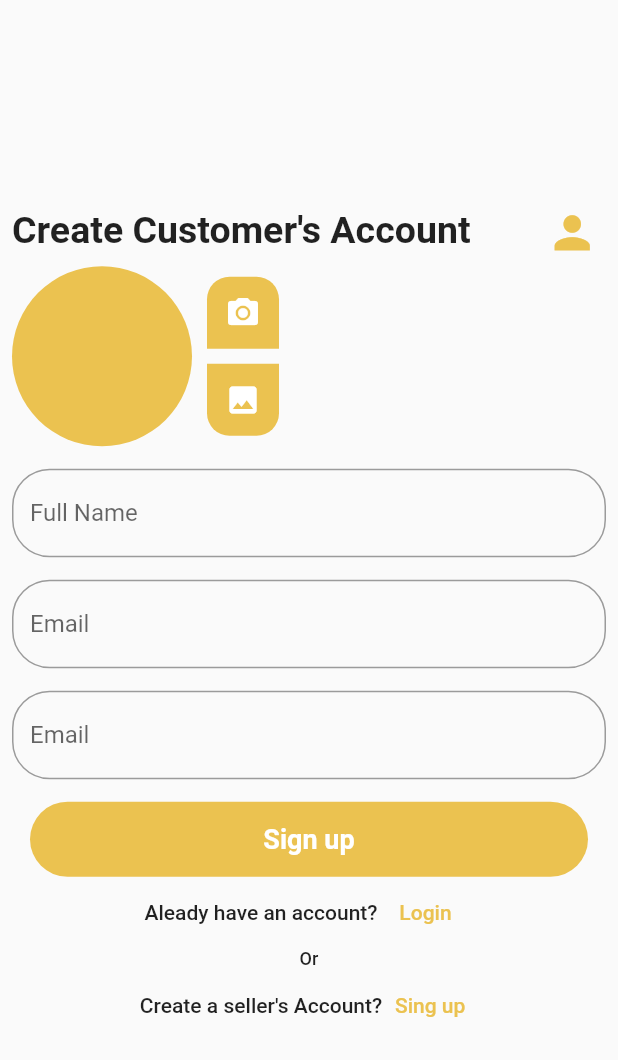
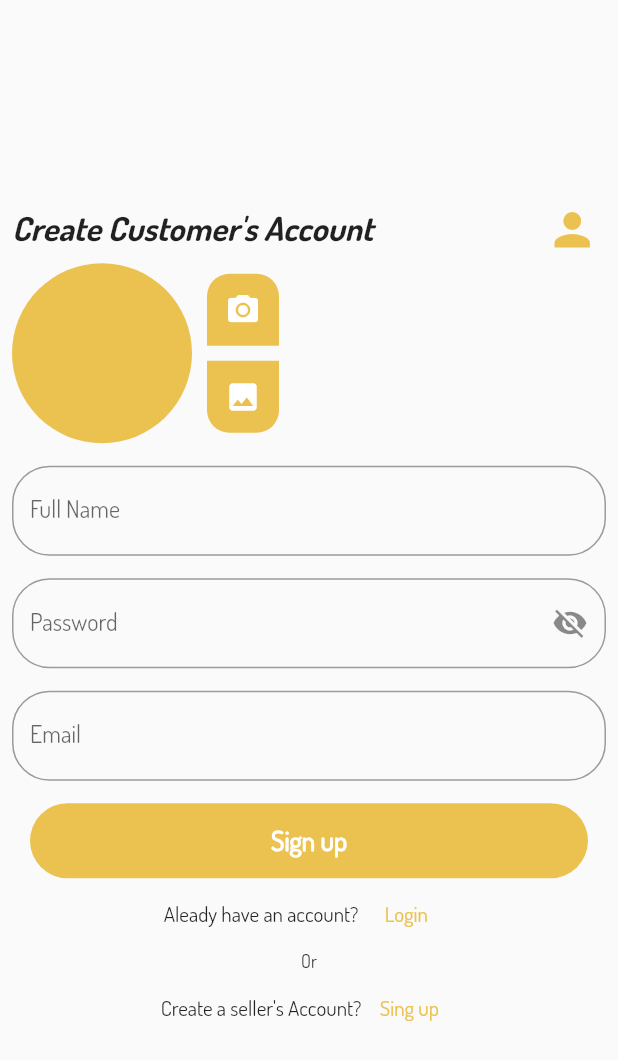
Before and after one commit to Hou-Yooni/yooni-flutter-frist, a Flutter app: the screen it shows after launch, after a tap on the "camera alt" icon, on a phone screen of 412 x 824 dp. Shown: the top 1060 px of the screen. Run offline on Flutter 3.47's test engine with Material 2 defaults, Android fonts, the phone set to English and light mode, and no system bars; our stand-ins replace cloud_firestore, firebase_auth, firebase_core, image_picker; accounts and stored records are empty.

```diff
--- /dev/null
+++ b/lib/controllers/auth_controllers.dart
@@ -0,0 +1,45 @@
+// ignore_for_file: avoid_print, no_leading_underscores_for_local_identifiers, unused_local_variable
+
+import 'package:cloud_firestore/cloud_firestore.dart';
+import 'package:firebase_auth/firebase_auth.dart';
+import 'package:image_picker/image_picker.dart';
+
+class AuthController {
+  final FirebaseAuth _auth = FirebaseAuth.instance;
+  final FirebaseFirestore _firestore = FirebaseFirestore.instance;
+
+  //FUNCTION TO PICK IMAGE FROM GALLERY OR CAMERA
+  pickImage(ImageSource source) async{
+    final ImagePicker _imagePicker = ImagePicker();
+
+    XFile? _file = await _imagePicker.pickImage(source: source); //source指的是相機或是相簿
+    if(_file != null){
+      return _file.readAsBytes();
+    } else {
+      print('No Image Selected');
+    }
+  }
+
+  Future<String> signUpUsers(String fullName, String email, String password) async{
+    String res = 'some error occured';
+    try {
+      if(fullName.isNotEmpty && email.isNotEmpty && password.isNotEmpty){
+        UserCredential cred = await _auth.createUserWithEmailAndPassword(
+          email: email, password: password);
+
+          await _firestore.collection('users').doc(cred.user?.uid).set({
+            'fullName': fullName,
+            'email': email,
+          });
+        res = 'success';
+        print('success');
+      } else {
+        res = 'Please fields must not be empty';
+        print('Please fields must not be empty');
+      }
+    } catch (e) {
+      res = e.toString();
+    }
+    return res;
+  }
+}
--- a/lib/main.dart
+++ b/lib/main.dart
@@ -1,7 +1,11 @@
+import 'package:firebase_core/firebase_core.dart';
 import 'package:flutter/material.dart';
 import 'package:flutter_project/views/auth/landing_customer_screen.dart';
 
-void main() {
+void main() async{
+  WidgetsFlutterBinding.ensureInitialized(); //如果 Flutter 需要在調用 runApp 之前調用原生代碼都 需要加上這一行。
+  // ignore: avoid_print
+  await Firebase.initializeApp().then((value) => print('Firebase initialized'));
   runApp(const MyApp());
 }
 
@@ -16,6 +20,7 @@ class MyApp extends StatelessWidget {
         title: 'Flutter Demo',
         theme: ThemeData(
           primarySwatch: Colors.blue,
+          fontFamily: 'Dosis-Regular'
         ),
         home: LandingCustomerScreen());
   }
--- a/lib/views/auth/landing_customer_screen.dart
+++ b/lib/views/auth/landing_customer_screen.dart
@@ -1,13 +1,65 @@
+// ignore_for_file: avoid_print, use_build_context_synchronously, unused_field
+
+import 'dart:typed_data';
+
 import 'package:flutter/material.dart';
+import 'package:image_picker/image_picker.dart';
+
+import '../../controllers/auth_controllers.dart';
+import '../../controllers/snack_bar_controllers.dart';
 
 // ignore: use_key_in_widget_constructors
-class LandingCustomerScreen extends StatelessWidget {
+class LandingCustomerScreen extends StatefulWidget {
+  @override
+  State<LandingCustomerScreen> createState() => _LandingCustomerScreenState();
+}
+
+class _LandingCustomerScreenState extends State<LandingCustomerScreen> {
+  final AuthController _authController = AuthController();
+  final TextEditingController _fullNameController = TextEditingController();
+  final TextEditingController _passwordController = TextEditingController();
+  final TextEditingController _emailController = TextEditingController();
+  bool passwordVisible = true;
+  bool isLoading = false;
+  Uint8List? _image;
+
+  pickImageFromGallery() async{
+    Uint8List im = await _authController.pickImage(ImageSource.gallery);  //用於從 Uint8List 獲取圖片
+    setState(() {
+      _image = im;
+    });
+  }
+
+  pickImageFromCamera() async{
+    Uint8List im = await _authController.pickImage(ImageSource.camera);  //用於從 Uint8List 獲取圖片
+    setState(() {
+      _image = im;
+    });
+  }
+
+  signUp() async{
+    setState(() {
+      isLoading = true;
+    });
+    String res = await _authController.signUpUsers(_fullNameController.text, _emailController.text, _passwordController.text);
+    setState(() {
+      isLoading = false;
+    });
+    if(res != 'success'){
+      return snackBar(res, context);
+    } else {
+      print('You have navigated to the Home Screen');
+    }
+  }
+
   @override
   Widget build(BuildContext context) {
     return Scaffold(
-        resizeToAvoidBottomInset: false,
+        // resizeToAvoidBottomInset: false,
         body: Padding(
           padding: const EdgeInsets.all(8.0),
+          child: Center(
+            child: SingleChildScrollView(
               child: Column(
                 mainAxisAlignment: MainAxisAlignment.center,
                 children: [
@@ -16,7 +68,7 @@ class LandingCustomerScreen extends StatelessWidget {
                     children: [
                       const Text(
                         "Create Customer's Account",
-                    style: TextStyle(fontSize: 25, fontWeight: FontWeight.bold),
+                        style: TextStyle(fontSize: 22, fontWeight: FontWeight.bold, fontFamily: 'Dosis-Bold', fontStyle: FontStyle.italic ),
                       ),
                       IconButton(
                         onPressed: () {},
@@ -30,7 +82,11 @@ class LandingCustomerScreen extends StatelessWidget {
                   ),
                   Row(
                     children: [
-                  const CircleAvatar(
+                      _image != null ? CircleAvatar(
+                        radius: 60,
+                        backgroundColor: const Color.fromARGB(255, 235, 194, 80),
+                        backgroundImage: MemoryImage(_image!),
+                      ) : const CircleAvatar(
                         radius: 60,
                         backgroundColor: Color.fromARGB(255, 235, 194, 80),
                       ),
@@ -47,7 +103,9 @@ class LandingCustomerScreen extends StatelessWidget {
                                   topRight: Radius.circular(15)),
                             ),
                             child: IconButton(
-                          onPressed: () {},
+                              onPressed: () {
+                                pickImageFromCamera();
+                              },
                               icon: const Icon(
                                 Icons.camera_alt,
                                 color: Colors.white,
@@ -65,7 +123,9 @@ class LandingCustomerScreen extends StatelessWidget {
                                   bottomRight: Radius.circular(15)),
                             ),
                             child: IconButton(
-                          onPressed: () {},
+                              onPressed: () {
+                                pickImageFromGallery();
+                              },
                               icon: const Icon(
                                 Icons.photo,
                                 color: Colors.white,
@@ -82,6 +142,7 @@ class LandingCustomerScreen extends StatelessWidget {
                   Column(
                     children: [
                       TextFormField(
+                        controller: _fullNameController,
                         decoration: InputDecoration(
                           labelText: 'Full Name',
                           hintText: 'Enter your full name',
@@ -94,9 +155,23 @@ class LandingCustomerScreen extends StatelessWidget {
                         height: 15,
                       ),
                       TextFormField(
+                        controller: _passwordController,
+                        obscureText: passwordVisible,
                         decoration: InputDecoration(
-                      labelText: 'Email',
-                      hintText: 'Enter your Email',
+                          suffixIcon: IconButton(
+                            onPressed: () {
+                              setState(() {
+                                passwordVisible = !passwordVisible;
+                              });
+                            },
+                            icon: passwordVisible ? const Icon(
+                              Icons.visibility_off,
+                            ) : const Icon(
+                              Icons.visibility,
+                            ),
+                          ),
+                          labelText: 'Password',
+                          hintText: 'Enter your Password',
                           border: OutlineInputBorder(
                             borderRadius: BorderRadius.circular(25),
                           ),
@@ -106,6 +181,7 @@ class LandingCustomerScreen extends StatelessWidget {
                         height: 15,
                       ),
                       TextFormField(
+                        controller: _emailController,
                         decoration: InputDecoration(
                           labelText: 'Email',
                           hintText: 'Enter your Email',
@@ -118,20 +194,25 @@ class LandingCustomerScreen extends StatelessWidget {
                         height: 15,
                       ),
                       // ignore: sized_box_for_whitespace
-                  Container(
+                      GestureDetector(
+                        onTap: () {
+                          signUp();
+                        },
+                        child: Container(
                           width: MediaQuery.of(context).size.width - 40,
                           height: 50,
                           decoration: BoxDecoration(
                             color: const Color.fromARGB(255, 235, 194, 80),
                             borderRadius: BorderRadius.circular(25),
                           ),
-                    child: const Center(
-                      child: Text(
+                          child: Center(
+                            child: isLoading ? const CircularProgressIndicator(color: Colors.white) : const Text(
                               'Sign up',
                               style: TextStyle(
                                 color: Colors.white,
                                 fontSize: 18,
                                 fontWeight: FontWeight.bold,
+                              ),
                             ),
                           ),
                         ),
@@ -182,6 +263,8 @@ class LandingCustomerScreen extends StatelessWidget {
                   )
                 ],
               ),
+            ),
+          ),
         ));
   }
 }
```
Also changed, not shown: lib/controllers/snack_bar_controllers.dart (added, +15 -0 lines), pubspec.yaml (+15 -11 lines), assets/fonts/Dosis-Bold.ttf (added), assets/fonts/Dosis-Medium.ttf (added), assets/fonts/Dosis-Regular.ttf (added), pubspec.lock, 6 other files. Lines whose indentation alone changed are shown as unchanged.
